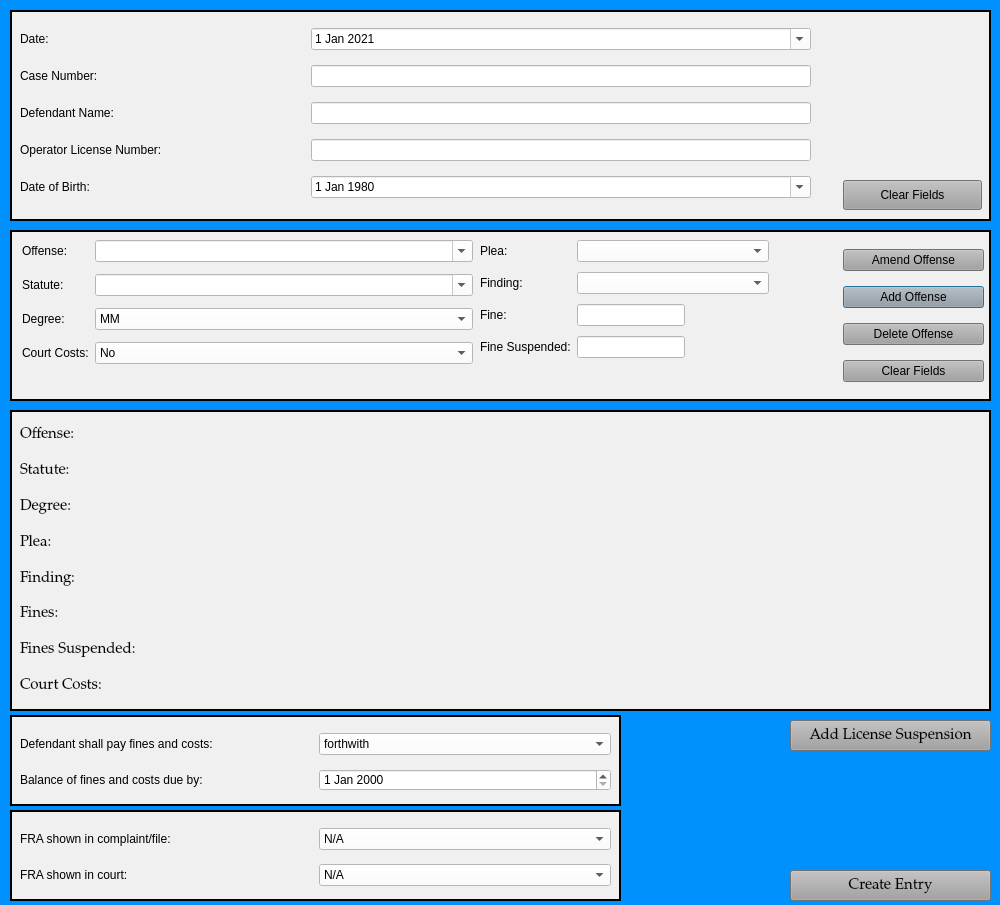
Before: the Qt Designer form resources/ui/TrafficCaseInformationDialog.ui in HunterProgram22/MuniEntry, drawn with Qt 5.
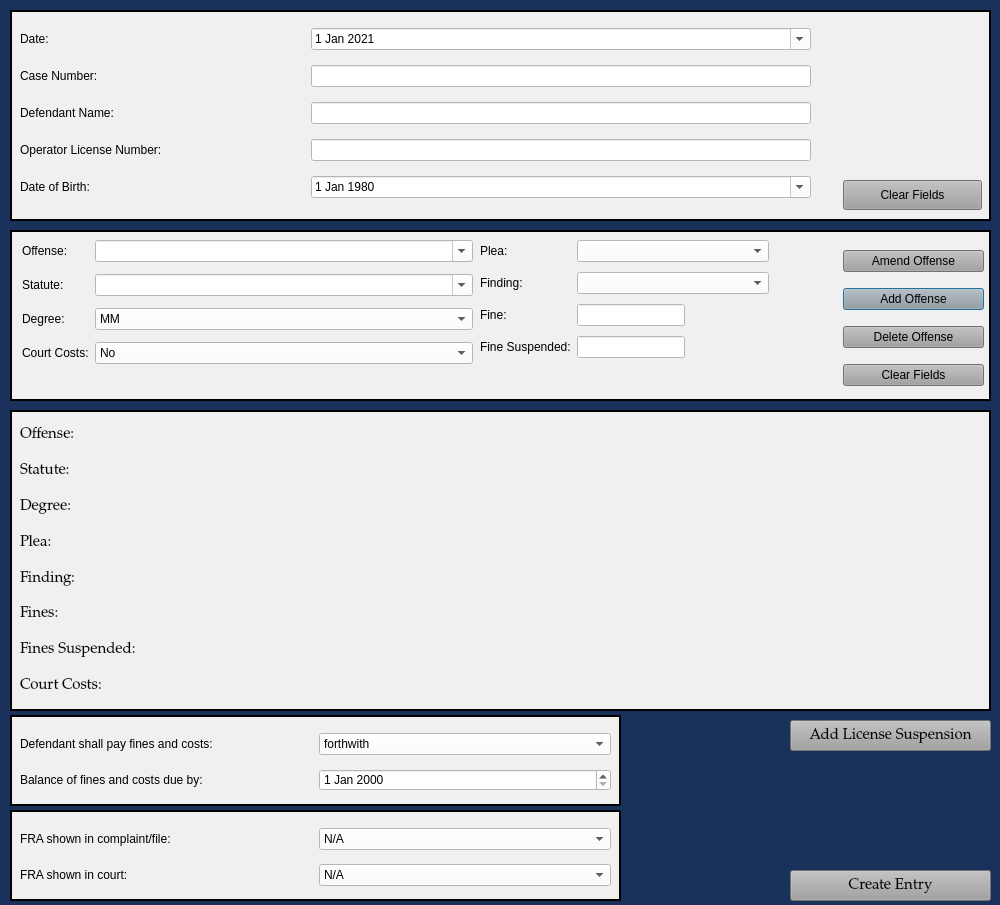
After: the same form once the commit is applied.

Commit message: Beautifying the dialog.

What changed in the file:
```diff
--- a/resources/ui/TrafficCaseInformationDialog.ui
+++ b/resources/ui/TrafficCaseInformationDialog.ui
@@ -37,27 +37,27 @@
      <colorrole role="Button">
       <brush brushstyle="SolidPattern">
        <color alpha="255">
-        <red>0</red>
-        <green>145</green>
-        <blue>255</blue>
+        <red>25</red>
+        <green>49</green>
+        <blue>91</blue>
        </color>
       </brush>
      </colorrole>
      <colorrole role="Base">
       <brush brushstyle="SolidPattern">
        <color alpha="255">
-        <red>0</red>
-        <green>145</green>
-        <blue>255</blue>
+        <red>25</red>
+        <green>49</green>
+        <blue>91</blue>
        </color>
       </brush>
      </colorrole>
      <colorrole role="Window">
       <brush brushstyle="SolidPattern">
        <color alpha="255">
-        <red>0</red>
-        <green>145</green>
-        <blue>255</blue>
+        <red>25</red>
+        <green>49</green>
+        <blue>91</blue>
        </color>
       </brush>
      </colorrole>
@@ -66,27 +66,27 @@
      <colorrole role="Button">
       <brush brushstyle="SolidPattern">
        <color alpha="255">
-        <red>0</red>
-        <green>145</green>
-        <blue>255</blue>
+        <red>25</red>
+        <green>49</green>
+        <blue>91</blue>
        </color>
       </brush>
      </colorrole>
      <colorrole role="Base">
       <brush brushstyle="SolidPattern">
        <color alpha="255">
-        <red>0</red>
-        <green>145</green>
-        <blue>255</blue>
+        <red>25</red>
+        <green>49</green>
+        <blue>91</blue>
        </color>
       </brush>
      </colorrole>
      <colorrole role="Window">
       <brush brushstyle="SolidPattern">
        <color alpha="255">
-        <red>0</red>
-        <green>145</green>
-        <blue>255</blue>
+        <red>25</red>
+        <green>49</green>
+        <blue>91</blue>
        </color>
       </brush>
      </colorrole>
@@ -95,27 +95,27 @@
      <colorrole role="Button">
       <brush brushstyle="SolidPattern">
        <color alpha="255">
-        <red>0</red>
-        <green>145</green>
-        <blue>255</blue>
+        <red>25</red>
+        <green>49</green>
+        <blue>91</blue>
        </color>
       </brush>
      </colorrole>
      <colorrole role="Base">
       <brush brushstyle="SolidPattern">
        <color alpha="255">
-        <red>0</red>
-        <green>145</green>
-        <blue>255</blue>
+        <red>25</red>
+        <green>49</green>
+        <blue>91</blue>
        </color>
       </brush>
      </colorrole>
      <colorrole role="Window">
       <brush brushstyle="SolidPattern">
        <color alpha="255">
-        <red>0</red>
-        <green>145</green>
-        <blue>255</blue>
+        <red>25</red>
+        <green>49</green>
+        <blue>91</blue>
        </color>
       </brush>
      </colorrole>
@@ -138,7 +138,7 @@
    <string/>
   </property>
   <property name="styleSheet">
-   <string notr="true">background-color: rgb(0, 145, 255);
+   <string notr="true">background-color: rgb(25, 49, 91);
 font: 75 11pt &quot;Palatino Linotype&quot;;
 </string>
   </property>
@@ -157,9 +157,13 @@
      <verstretch>0</verstretch>
     </sizepolicy>
    </property>
+   <property name="autoFillBackground">
+    <bool>false</bool>
+   </property>
    <property name="styleSheet">
     <string notr="true">background-color: rgb(240, 240, 240);
-border-color: rgb(160, 160, 160);</string>
+
+</string>
    </property>
    <property name="frameShape">
     <enum>QFrame::Box</enum>
@@ -311,7 +315,7 @@
       <x>833</x>
       <y>10</y>
       <width>141</width>
-      <height>151</height>
+      <height>156</height>
      </rect>
     </property>
     <layout class="QGridLayout" name="gridLayout">
```
Left out of the diff: 163 changed lines with no effect on the pictures. The commit also changes 4 other files.
